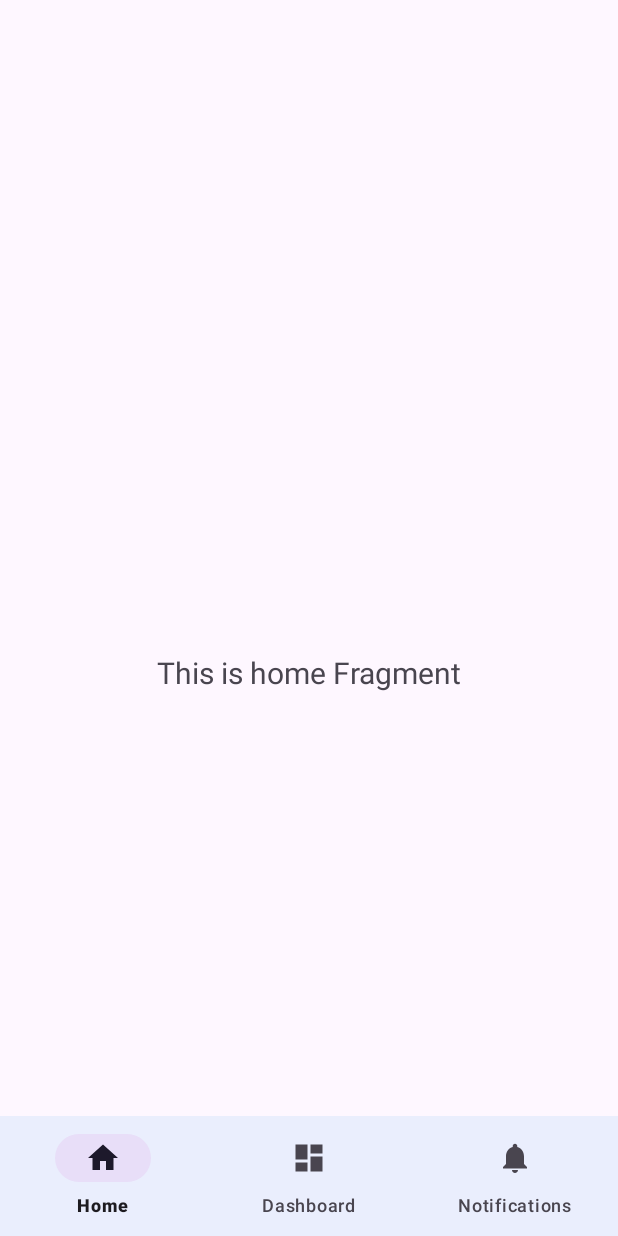
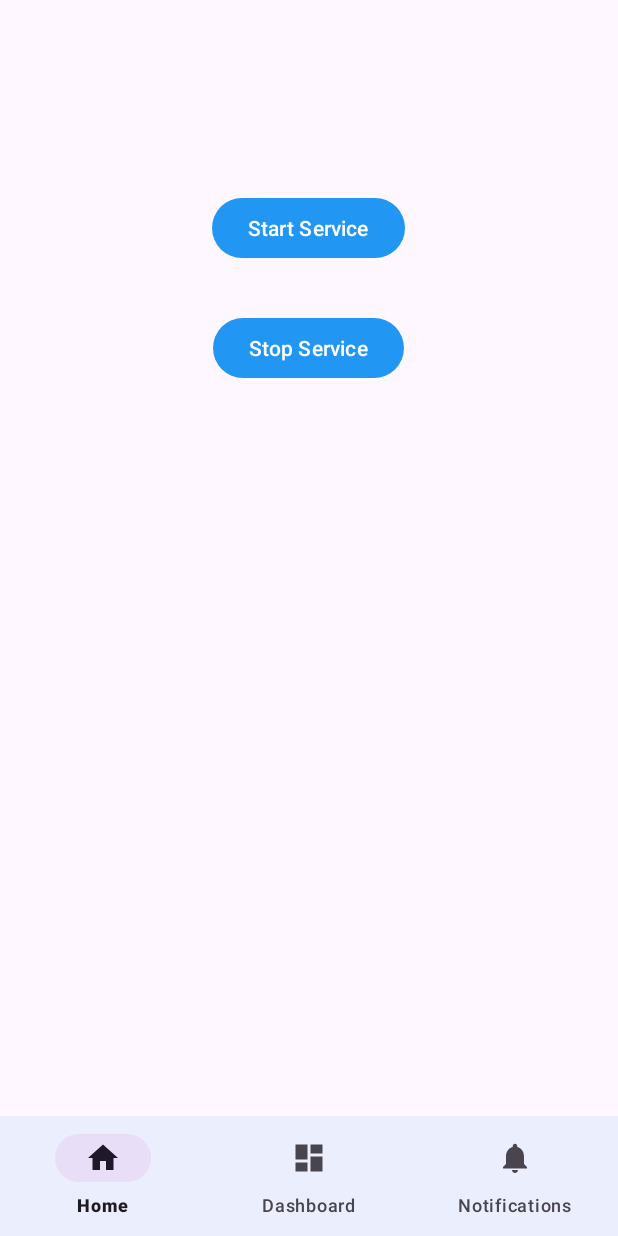
Before and after one commit to OmkarIsHere/SafeNest, an Android app: the HomeFragment screen opened directly, with no data from a screen before it, on a phone screen of 412 x 824 dp. Run offline under Robolectric (Android 15) with nearby library versions, the phone set to English and light mode, and no system bars; our stand-ins replace navigation-ui.

Commit message:
getting lat long is done

```diff
--- a/app/build.gradle.kts
+++ b/app/build.gradle.kts
@@ -70,6 +70,7 @@ dependencies {
     implementation(libs.androidx.legacy.support.v4)
     implementation(libs.androidx.fragment.ktx)
     implementation(libs.androidx.activity)
+    implementation(libs.play.services.location)
     testImplementation(libs.junit)
     androidTestImplementation(libs.androidx.junit)
     androidTestImplementation(libs.androidx.espresso.core)
--- a/app/src/main/java/com/safenest/app/constant/AppConstant.kt
+++ b/app/src/main/java/com/safenest/app/constant/AppConstant.kt
@@ -16,4 +16,8 @@ object AppConstant {
     const val userEmail = "USEREMAIL"
     const val userPhone = "USERPHONE"
     const val userNest = "USERNEST"
+
+    //Services
+    const val CHANNEL_ID = "channel_id"
+    const val CHANNEL_NAME = "channel_name"
 }
--- a/app/src/main/java/com/safenest/app/repository/AuthRepository.kt
+++ b/app/src/main/java/com/safenest/app/repository/AuthRepository.kt
@@ -2,8 +2,6 @@ package com.safenest.app.repository
 
 import com.safenest.app.model.Response
 import com.safenest.app.model.User
-import com.safenest.app.ui.PermissionActivity
-import java.util.concurrent.TimeUnit
 
 typealias BookListResponse = Response<List<User>>
 typealias AddBookResponse = Response<String>
--- a/app/src/main/java/com/safenest/app/ui/MainActivity.kt
+++ b/app/src/main/java/com/safenest/app/ui/MainActivity.kt
@@ -1,28 +1,68 @@
 package com.safenest.app.ui
 
+import android.app.NotificationChannel
+import android.app.NotificationManager
+import android.content.Intent
+import android.os.Build
 import android.os.Bundle
+import android.util.Log
 import com.google.android.material.bottomnavigation.BottomNavigationView
 import androidx.appcompat.app.AppCompatActivity
 import androidx.navigation.findNavController
-import androidx.navigation.ui.AppBarConfiguration
-import androidx.navigation.ui.setupActionBarWithNavController
 import androidx.navigation.ui.setupWithNavController
+import com.google.android.gms.common.ConnectionResult
+import com.google.android.gms.common.GoogleApiAvailability
 import com.safenest.app.R
+import com.safenest.app.constant.AppConstant
 import com.safenest.app.databinding.ActivityMainBinding
+import com.safenest.app.ui.permission.PermissionViewModel
 
 class MainActivity : AppCompatActivity() {
 
     private lateinit var binding: ActivityMainBinding
+    private lateinit var permissionViewModel: PermissionViewModel
+
 
     override fun onCreate(savedInstanceState: Bundle?) {
         super.onCreate(savedInstanceState)
-
+        permissionViewModel = PermissionViewModel(application)
         binding = ActivityMainBinding.inflate(layoutInflater)
         setContentView(binding.root)
+
+        createNotificationChannel()
 
         val navView: BottomNavigationView = binding.navView
         val navController = findNavController(R.id.nav_host_fragment_activity_main)
 
         navView.setupWithNavController(navController)
+
+//        permissionViewModel.checkLocationPermission()
+//        permissionViewModel.isPermissionGranted.observe(this) { isGranted ->
+//            if (!isGranted) {
+//                val intent = Intent(this@MainActivity, LocationService::class.java)
+//                startService(intent)
+//            } else {
+//                val temp  = isGranted
+//                // Proceed with app functionality
+//            }
+//        }
+
+        val availability = GoogleApiAvailability.getInstance().isGooglePlayServicesAvailable(this)
+        Log.d("LOCATION_SERVICE", "Google Play services available ${ availability == ConnectionResult.SUCCESS}")
+
     }
+
+    private fun createNotificationChannel() {
+        if (Build.VERSION.SDK_INT >= Build.VERSION_CODES.O) {
+            val channel = NotificationChannel(
+                AppConstant.CHANNEL_ID,
+                AppConstant.CHANNEL_NAME,
+                NotificationManager.IMPORTANCE_DEFAULT
+            )
+            val manager = getSystemService(NotificationManager::class.java)
+            manager.createNotificationChannel(channel)
+        }
+    }
+
+
 }
--- a/app/src/main/java/com/safenest/app/ui/home/HomeFragment.kt
+++ b/app/src/main/java/com/safenest/app/ui/home/HomeFragment.kt
@@ -1,39 +1,111 @@
 package com.safenest.app.ui.home
 
+import android.os.Build
 import android.os.Bundle
 import android.view.LayoutInflater
 import android.view.View
 import android.view.ViewGroup
-import android.widget.TextView
 import androidx.fragment.app.Fragment
-import androidx.lifecycle.ViewModelProvider
 import com.safenest.app.databinding.FragmentHomeBinding
+import android.Manifest
+import android.content.Intent
+import android.util.Log
+import android.widget.Button
+import android.widget.Toast
+import androidx.core.app.ActivityCompat
+import androidx.core.content.ContextCompat
+import com.safenest.app.service.LocationService
 
 class HomeFragment : Fragment() {
 
     private var _binding: FragmentHomeBinding? = null
+    private val binding get() = _binding!!
 
-    // This property is only valid between onCreateView and
-    // onDestroyView.
-    private val binding get() = _binding!!
+    private val permissions = if (Build.VERSION.SDK_INT >= Build.VERSION_CODES.TIRAMISU) {
+        arrayOf(
+            Manifest.permission.POST_NOTIFICATIONS,
+            Manifest.permission.ACCESS_FINE_LOCATION,
+            Manifest.permission.ACCESS_COARSE_LOCATION
+        )
+    } else {
+        arrayOf(
+            Manifest.permission.ACCESS_FINE_LOCATION,
+            Manifest.permission.ACCESS_COARSE_LOCATION
+        )
+    }
 
     override fun onCreateView(
         inflater: LayoutInflater,
         container: ViewGroup?,
         savedInstanceState: Bundle?
     ): View {
-        val homeViewModel =
-            ViewModelProvider(this).get(HomeViewModel::class.java)
 
         _binding = FragmentHomeBinding.inflate(inflater, container, false)
-        val root: View = binding.root
+        return binding.root
+    }
 
-        val textView: TextView = binding.textHome
-        homeViewModel.text.observe(viewLifecycleOwner) {
-            textView.text = it
+    override fun onViewCreated(view: View, savedInstanceState: Bundle?) {
+        super.onViewCreated(view, savedInstanceState)
+        var startService : Button
+        var stopService : Button
+        var requestPermissions : Button
+        with(binding){
+            startService = btnStartService
+            stopService = btnStopService
+            requestPermissions = btnRequestPermissions
         }
-        return root
+
+
+        // Check permissions
+        if (!hasPermissions()) {
+            requestPermissions.visibility = Button.VISIBLE
+        } else {
+            requestPermissions.visibility = Button.GONE
+        }
+
+        // Start Service
+        startService.setOnClickListener {
+            if (hasPermissions()) {
+                val intent = Intent(requireActivity(), LocationService::class.java)
+                requireActivity().startService(intent)
+                Log.d("LOCATION_SERVICE", "HomeFragment : Service started")
+            } else {
+                Toast.makeText(requireActivity(), "Permissions not granted!", Toast.LENGTH_SHORT).show()
+            }
+        }
+
+        stopService.setOnClickListener {
+            val intent = Intent(requireActivity(), LocationService::class.java)
+            requireActivity().stopService(intent)
+        }
+
+        // Request Permissions
+        requestPermissions.setOnClickListener {
+            ActivityCompat.requestPermissions(requireActivity(), permissions, 101)
+        }
     }
+
+    private fun hasPermissions(): Boolean {
+        return permissions.all {
+            ContextCompat.checkSelfPermission(requireActivity(), it) == android.content.pm.PackageManager.PERMISSION_GRANTED
+        }
+    }
+
+    override fun onRequestPermissionsResult(
+        requestCode: Int,
+        permissions: Array<out String>,
+        grantResults: IntArray
+    ) {
+        super.onRequestPermissionsResult(requestCode, permissions, grantResults)
+        if (requestCode == 101) {
+            if (hasPermissions()) {
+                Toast.makeText(requireActivity(), "Permissions granted!", Toast.LENGTH_SHORT).show()
+            } else {
+                Toast.makeText(requireActivity(), "Permissions denied!", Toast.LENGTH_SHORT).show()
+            }
+        }
+    }
+
 
     override fun onDestroyView() {
         super.onDestroyView()
--- a/app/src/main/java/com/safenest/app/ui/PermissionActivity.kt
+++ b/app/src/main/java/com/safenest/app/ui/permission/PermissionActivity.kt
@@ -1,4 +1,4 @@
-package com.safenest.app.ui
+package com.safenest.app.ui.permission
 
 import android.os.Bundle
 import androidx.activity.enableEdgeToEdge
--- /dev/null
+++ b/app/src/main/java/com/safenest/app/ui/permission/PermissionViewModel.kt
@@ -0,0 +1,28 @@
+package com.safenest.app.ui.permission
+
+import android.app.Application
+import android.content.pm.PackageManager
+import androidx.core.content.ContextCompat
+import androidx.lifecycle.AndroidViewModel
+import android.Manifest
+import android.util.Log
+import androidx.lifecycle.LiveData
+import androidx.lifecycle.MutableLiveData
+
+class PermissionViewModel(application: Application) : AndroidViewModel(application) {
+    private val _isPermissionGranted = MutableLiveData<Boolean>()
+    val isPermissionGranted: LiveData<Boolean> get() = _isPermissionGranted
+
+    private val permissions = listOf(
+        Manifest.permission.ACCESS_FINE_LOCATION,
+        Manifest.permission.ACCESS_COARSE_LOCATION,
+    )
+
+    fun checkLocationPermission() {
+        val context = getApplication<Application>()
+        _isPermissionGranted.value = permissions.all { permission ->
+            ContextCompat.checkSelfPermission(context, permission) == PackageManager.PERMISSION_GRANTED
+        }
+        Log.d("LOCATION_SERVICE", "isGranted? : " + _isPermissionGranted.value)
+    }
+}
--- a/app/src/main/res/layout/fragment_home.xml
+++ b/app/src/main/res/layout/fragment_home.xml
@@ -6,17 +6,40 @@
     android:layout_height="match_parent"
     tools:context=".ui.home.HomeFragment">
 
-    <TextView
-        android:id="@+id/text_home"
-        android:layout_width="match_parent"
+
+    <!-- Button to Stop Service -->
+    <Button
+        android:id="@+id/btn_start_service"
+        android:layout_width="wrap_content"
         android:layout_height="wrap_content"
-        android:layout_marginStart="8dp"
-        android:layout_marginTop="8dp"
-        android:layout_marginEnd="8dp"
-        android:textAlignment="center"
-        android:textSize="20sp"
-        app:layout_constraintBottom_toBottomOf="parent"
+        android:layout_marginTop="64dp"
+        android:text="Start Service"
+        app:layout_constraintEnd_toEndOf="parent"
+        app:layout_constraintHorizontal_bias="0.498"
+        app:layout_constraintStart_toStartOf="parent"
+        app:layout_constraintTop_toTopOf="parent" />
+
+    <!-- Button to Request Permissions -->
+    <Button
+        android:id="@+id/btn_stop_service"
+        android:layout_width="wrap_content"
+        android:layout_height="wrap_content"
+        android:layout_marginTop="32dp"
+        android:layout_marginEnd="4dp"
+        android:text="Stop Service"
+        app:layout_constraintEnd_toEndOf="parent"
+        app:layout_constraintHorizontal_bias="0.505"
+        app:layout_constraintStart_toStartOf="parent"
+        app:layout_constraintTop_toBottomOf="@+id/btn_start_service" />
+
+    <Button
+        android:id="@+id/btn_request_permissions"
+        android:layout_width="wrap_content"
+        android:layout_height="wrap_content"
+        android:layout_marginTop="48dp"
+        android:text="Give Permissions"
+        android:visibility="visible"
         app:layout_constraintEnd_toEndOf="parent"
         app:layout_constraintStart_toStartOf="parent"
-        app:layout_constraintTop_toTopOf="parent" />
+        app:layout_constraintTop_toBottomOf="@+id/btn_stop_service" />
 </androidx.constraintlayout.widget.ConstraintLayout>
--- a/gradle/libs.versions.toml
+++ b/gradle/libs.versions.toml
@@ -20,6 +20,7 @@ firebasebom = "33.6.0"
 koin = "3.5.0"
 firebaseAuth = "7.2.0"
 googleServices = "4.4.2"
+playServicesLocation = "21.3.0"
 
 [libraries]
 androidx-core-ktx = { group = "androidx.core", name = "core-ktx", version.ref = "coreKtx" }
@@ -42,6 +43,7 @@ firebase-bom = { group = "com.google.firebase", name = "firebase-bom", version.r
 firebase-auth = { group = "com.firebaseui", name = "firebase-ui-auth", version.ref = "firebaseAuth" }
 firebase-firestore = { group = "com.google.firebase", name = "firebase-firestore" }
 koin = { group = "io.insert-koin", name = "koin-android", version.ref = "koin" }
+play-services-location = { group = "com.google.android.gms", name = "play-services-location", version.ref = "playServicesLocation" }
 
 
 [plugins]
```
Also changed, not shown: app/src/main/AndroidManifest.xml (+11 -1 lines), app/src/main/java/com/safenest/app/service/LocationService.kt (added, +146 -0 lines), app/src/main/res/layout/activity_permission.xml (+13 -13 lines), 3 other files.
